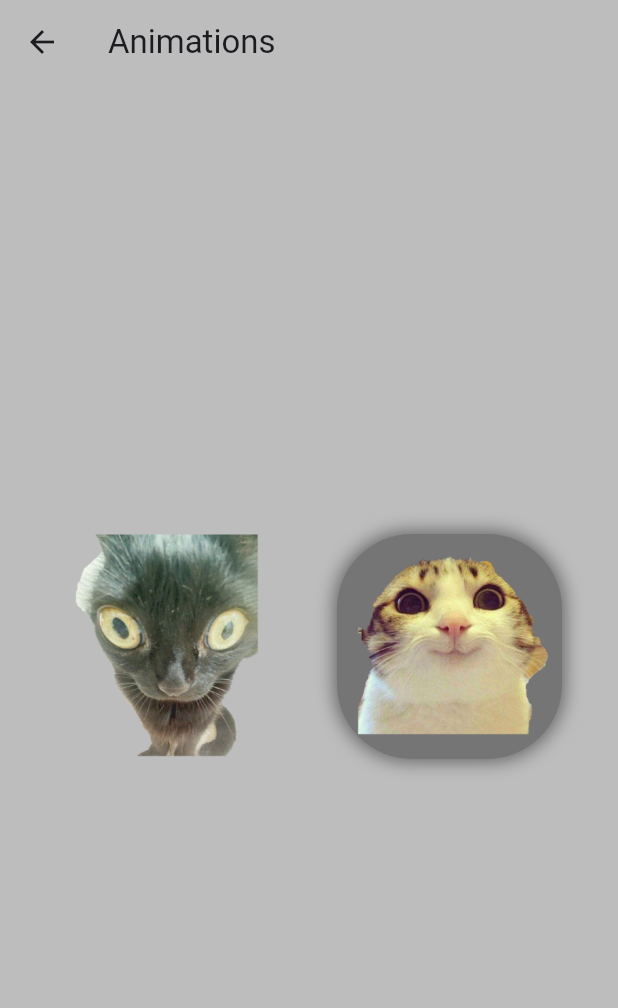
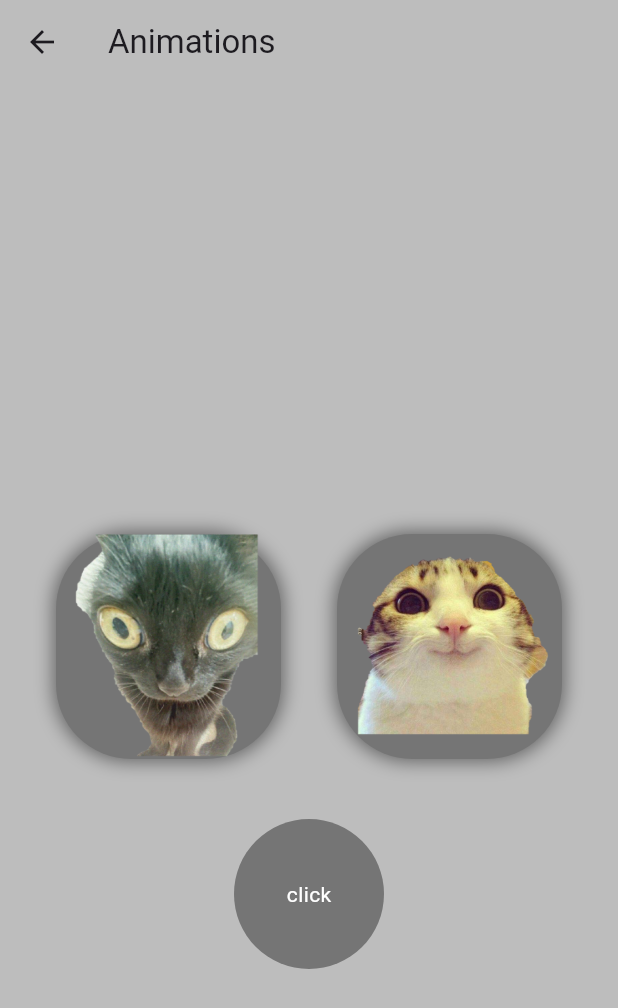
Before and after one commit to Evertonwsmith/animationsSandbox, a Flutter app: the screen it shows after launch, after a tap on "Haley's Animations", on a phone screen of 412 x 824 dp. Shown: the top 1008 px of the screen. Run offline on Flutter 3.47's test engine with Material 3 defaults, Android fonts, the phone set to English and light mode, and no system bars; our stand-ins replace flutter_animate, font_awesome_flutter, google_fonts, line_icons.

Commit message:
Added transistions page and played around with animations surrounding Navigation

```diff
--- a/lib/MyHomePage.dart
+++ b/lib/MyHomePage.dart
@@ -1,4 +1,5 @@
 import 'package:animations/ex.dart';
+import 'package:animations/transitions/transitions.dart';
 import 'package:animations/tryingAnimations.dart';
 import 'package:animations/tryingAnimations2.dart';
 import 'package:flutter/material.dart';
@@ -20,7 +21,7 @@ class _MyHomePageState extends State<MyHomePage>
     return Scaffold(
       appBar: AppBar(
         title: Text(widget.title),
-      ),
+        ),
       body: Center(
         child: Column(
           mainAxisAlignment: MainAxisAlignment.spaceEvenly,
@@ -36,6 +37,10 @@ class _MyHomePageState extends State<MyHomePage>
             ElevatedButton(onPressed:
                 () => Navigator.push(context, MaterialPageRoute(builder: (context) => tryingAnimations2())),
               child: Text("Haley's Animations"),
+            ),
+            ElevatedButton(onPressed:
+                () => Navigator.push(context, MaterialPageRoute(builder: (context) => transistions())),
+              child: Text("Transisions"),
             ),
             Container(
               margin: const EdgeInsets.symmetric(vertical: 10),
--- /dev/null
+++ b/lib/transitions/style.dart
@@ -0,0 +1,35 @@
+import 'package:flutter/material.dart';
+import 'package:google_fonts/google_fonts.dart';
+
+class style {
+  Color backgroundColor = Colors.grey[800]!;
+  Color boxedPressed = Colors.grey[300]!;
+  Color borderPressed = Colors.black;
+  TextStyle textStyle = TextStyle(
+    color: Colors.white,
+    fontSize: 20.0,
+    fontWeight: FontWeight.bold,
+    fontStyle: FontStyle.italic,
+  );
+  TextStyle gstyle1 = GoogleFonts.caesarDressing(
+      textStyle: TextStyle(
+    color: Colors.white,
+    fontSize: 50.0,
+    fontWeight: FontWeight.bold,
+    fontStyle: FontStyle.italic,
+  ));
+
+  TextStyle gstyle2 = GoogleFonts.maidenOrange(
+      textStyle: TextStyle(
+        color: Colors.white,
+        fontSize: 30.0,
+      ));
+
+  TextStyle gstyle2Pressed = GoogleFonts.maidenOrange(
+      textStyle: TextStyle(
+        color: Colors.black,
+        fontSize: 30.0,
+      ));
+
+  Color textColor = Colors.white;
+}
--- /dev/null
+++ b/lib/tryAnimations2Dir/style.dart
@@ -0,0 +1,7 @@
+import 'package:flutter/material.dart';
+
+TextStyle mainTextStyle = TextStyle(
+  color: Colors.white,
+  fontSize: 20.0,
+  fontWeight: FontWeight.bold,
+);
--- a/lib/tryingAnimations2.dart
+++ b/lib/tryingAnimations2.dart
@@ -1,6 +1,6 @@
-import 'package:animations/tryingAnimations2.dart';
-import 'package:animations/tryingAnimations2.dart';
+import 'package:animations/tryAnimations2Dir/style.dart';
 import 'package:flutter/material.dart';
+import 'package:flutter_animate/flutter_animate.dart';
 
 class tryingAnimations2 extends StatefulWidget {
   const tryingAnimations2({super.key});
@@ -14,21 +14,30 @@ class _tryingAnimations2State extends State<tryingAnimations2>
   bool cat1 = false;
   bool cat2 = false;
   bool cat3 = false;
+  int secretCount = 0;
   late AnimationController _controller1;
   late AnimationController _controller2;
   late AnimationController _controller3;
+  late AnimationController _controller4;
   late Animation<double> _animation1;
   late Animation<double> _animation2;
   late Animation<double> _animation3;
+  late Animation<double> _animation4;
 
   @override
   void initState() {
     super.initState();
+    initializeControllers();
+    initializeAnimations();
+    startAnimations();
+  }
 
+  void initializeControllers() {
     _controller1 = AnimationController(
       duration: Duration(milliseconds: 400),
       vsync: this,
     );
+
     _controller2 = AnimationController(
       duration: Duration(milliseconds: 400),
       vsync: this,
@@ -39,9 +48,18 @@ class _tryingAnimations2State extends State<tryingAnimations2>
       vsync: this,
     );
 
+    _controller4 = AnimationController(
+      duration: Duration(milliseconds: 1000),
+      vsync: this,
+    );
+  }
+
+  void initializeAnimations() {
     _animation1 = Tween<double>(begin: -.25 * 3.14, end: .25 * 3.14)
-        .animate(CurvedAnimation(parent: _controller1, curve: Curves.easeInOut)
-          ..addStatusListener((status) {
+        .animate(CurvedAnimation(
+      parent: _controller1,
+      curve: Curves.easeInOut,
+    )..addStatusListener((status) {
             if (status == AnimationStatus.completed) {
               _controller1.reverse();
             } else if (status == AnimationStatus.dismissed) {
@@ -50,8 +68,10 @@ class _tryingAnimations2State extends State<tryingAnimations2>
           }));
 
     _animation2 = Tween<double>(begin: -.25 * 3.14, end: .25 * 3.14)
-        .animate(CurvedAnimation(parent: _controller2, curve: Curves.easeInOut)
-          ..addStatusListener((status) {
+        .animate(CurvedAnimation(
+      parent: _controller2,
+      curve: Curves.easeInOut,
+    )..addStatusListener((status) {
             if (status == AnimationStatus.completed) {
               _controller2.reverse();
             } else if (status == AnimationStatus.dismissed) {
@@ -59,8 +79,10 @@ class _tryingAnimations2State extends State<tryingAnimations2>
             }
           }));
 
-    _animation3 = Tween<double>(begin: 0, end: 30).animate(_controller3
-      ..addStatusListener((status) {
+    _animation3 = Tween<double>(begin: 0, end: 30).animate(CurvedAnimation(
+      parent: _controller3,
+      curve: Curves.decelerate,
+    )..addStatusListener((status) {
         if (status == AnimationStatus.completed) {
           _controller3.reverse();
         } else if (status == AnimationStatus.dismissed) {
@@ -68,6 +90,10 @@ class _tryingAnimations2State extends State<tryingAnimations2>
         }
       }));
 
+    _animation4 = Tween<double>(begin: 0, end: 30).animate(_controller4);
+  }
+
+  void startAnimations() {
     _controller1.forward();
     _controller2.forward();
     _controller3.forward();
@@ -102,8 +128,10 @@ class _tryingAnimations2State extends State<tryingAnimations2>
                                     fontWeight: FontWeight.bold,
                                     color: 10 < _animation3.value &&
                                             _animation3.value < 20
-                                        ? Colors.black
-                                        : Colors.red,
+                                        ? Colors.blue[300]
+                                        : _animation3.value > 27
+                                            ? Colors.blue[900]
+                                            : Colors.blue[600],
                                     fontSize:
                                         cat1 && cat2 ? _animation3.value : 0,
                                   ),
@@ -125,9 +153,20 @@ class _tryingAnimations2State extends State<tryingAnimations2>
                             return Transform.rotate(
                               angle: cat1 == true ? _animation1.value : 0,
                               child: Container(
-                                  width: 150,
-                                  height: 150,
-                                  child: Image.asset('images/cat1.png')),
+                                width: 150,
+                                height: 150,
+                                child: Image.asset('images/cat1.png'),
+                                decoration: BoxDecoration(
+                                  borderRadius: BorderRadius.circular(50),
+                                  color: Colors.grey[600],
+                                  boxShadow: [
+                                    BoxShadow(
+                                        color: Colors.black.withOpacity(0.5),
+                                        spreadRadius: 1,
+                                        blurRadius: 10)
+                                  ],
+                                ),
+                              ),
                             );
                           }),
                     ),
@@ -153,7 +192,8 @@ class _tryingAnimations2State extends State<tryingAnimations2>
                                     BoxShadow(
                                         color: Colors.black.withOpacity(0.5),
                                         spreadRadius: 1,
-                                        blurRadius: 10)],
+                                        blurRadius: 10)
+                                  ],
                                 ),
                               ),
                             );
@@ -161,6 +201,62 @@ class _tryingAnimations2State extends State<tryingAnimations2>
                     ),
                   ],
                 ),
+                SizedBox(
+                  height: 40,
+                ),
+                GestureDetector(
+                    onTap: () {
+                      setState(() {
+                        secretCount++;
+                        if (secretCount == 10) {
+                          _controller4.forward();
+                        }
+                      });
+                    },
+                    child: AnimatedContainer(
+                        duration: Duration(seconds: 1),
+                        curve: Curves.elasticIn,
+                        width: 100,
+                        height: 100,
+                        decoration: BoxDecoration(
+                          borderRadius: BorderRadius.circular(50),
+                          color: Colors.grey[600],
+                        ),
+                        child: Center(
+                          child: Text(
+                            'click',
+                            style: TextStyle(
+                                color: secretCount % 2 == 0
+                                    ? Colors.white
+                                    : Colors.black),
+                          ),
+                        )
+                        // child: Container(
+                        //     width: 300,
+                        //     height: 300,
+                        //     child: Center(child: Text(";)")),
+                        //     decoration: BoxDecoration(
+                        //       borderRadius: BorderRadius.circular(50),
+                        //     ))
+                        )),
+                Row(
+                  mainAxisAlignment: MainAxisAlignment.center,
+                  children: [
+                    Expanded(
+                      child: Container(
+                        child: Center(
+                          child: Text(
+                              secretCount == 69
+                                  ? 'NICE!'
+                                  : secretCount > 69
+                                      ? 'SURPRISE'
+                                      : '',
+                              style: mainTextStyle),
+                        ),
+                      ),
+                    ),
+                  ],
+                )
               ],
             ),
           ],
@@ -174,6 +270,7 @@ class _tryingAnimations2State extends State<tryingAnimations2>
     _controller1.dispose();
     _controller2.dispose();
     _controller3.dispose();
+    _controller4.dispose();
     super.dispose();
   }
 }
--- a/pubspec.yaml
+++ b/pubspec.yaml
@@ -36,6 +36,9 @@ dependencies:
   # Use with the CupertinoIcons class for iOS style icons.
   cupertino_icons: ^1.0.2
   flutter_animate: ^4.4.1
+  font_awesome_flutter: ^10.7.0
+  google_fonts: ^6.1.0
+  line_icons: ^2.0.3
 
 dev_dependencies:
   flutter_test:
```
Also changed, not shown: lib/transitions/models.dart (added, +123 -0 lines), lib/transitions/transitions.dart (added, +67 -0 lines), lib/tryingAnimations.dart (+31 -7 lines), pubspec.lock, 1 other file.
